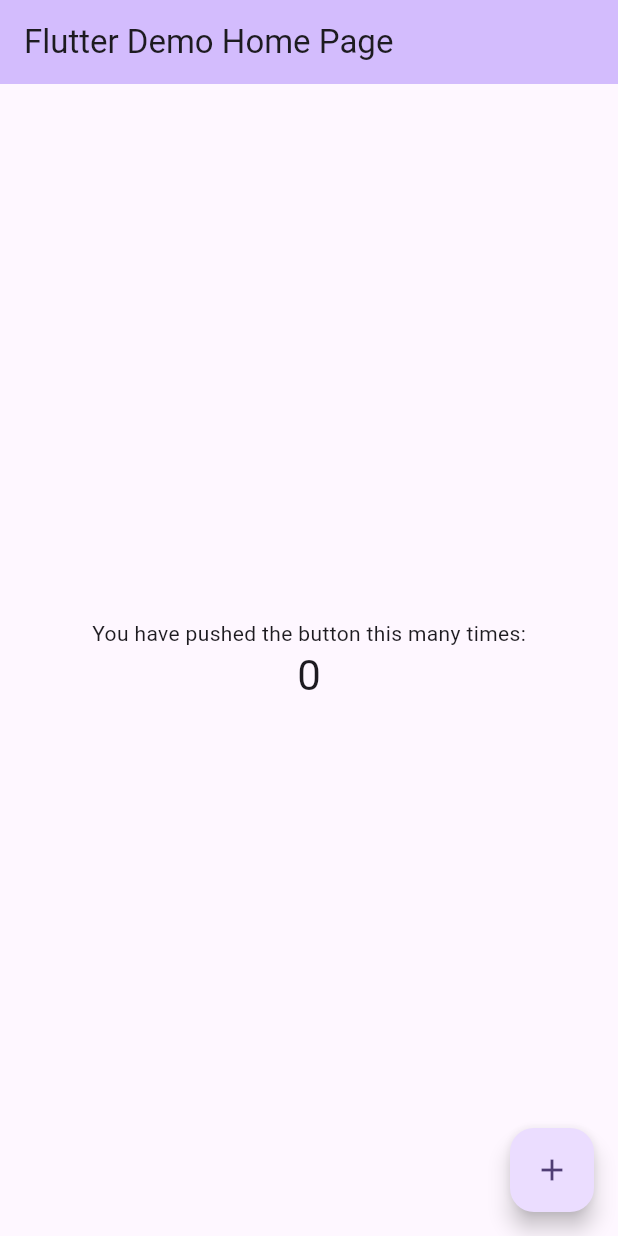
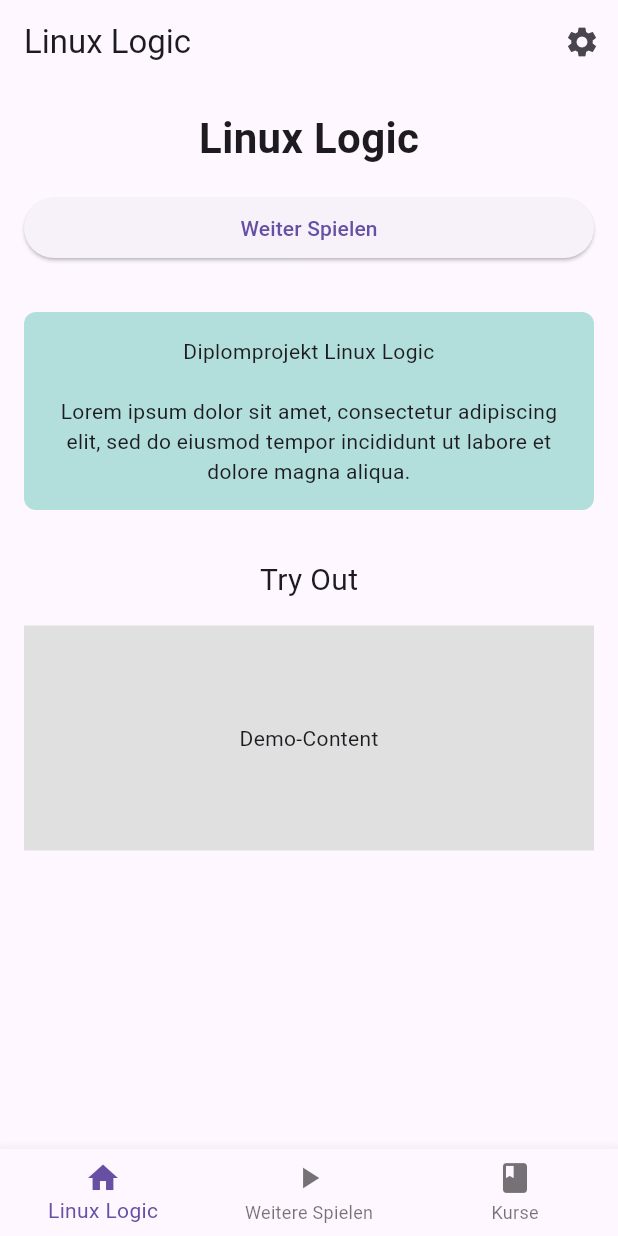
Before and after one commit to aaabdulkarim/linux-logic, a Flutter app: the screen it shows after launch, on a phone screen of 412 x 824 dp. Run offline on Flutter 3.47's test engine with Material 3 defaults, Android fonts, the phone set to English and light mode, and no system bars.

Commit message:
DA Linux-Logic Frontend App [Commit 5]: Bereits begonnen, die Main-Page von der mobilen Linux Logic Applikation zu entwickeln.

```diff
--- a/FrontendApp/linux_logic_app/lib/main.dart
+++ b/FrontendApp/linux_logic_app/lib/main.dart
@@ -1,125 +1,133 @@
 import 'package:flutter/material.dart';
 
 void main() {
-  runApp(const MyApp());
+  runApp(LinuxLogicApp());
 }
 
-class MyApp extends StatelessWidget {
-  const MyApp({super.key});
-
-  // This widget is the root of your application.
+class LinuxLogicApp extends StatelessWidget {
+  const LinuxLogicApp({super.key});
   @override
   Widget build(BuildContext context) {
     return MaterialApp(
-      title: 'Flutter Demo',
-      theme: ThemeData(
-        // This is the theme of your application.
-        //
-        // TRY THIS: Try running your application with "flutter run". You'll see
-        // the application has a purple toolbar. Then, without quitting the app,
-        // try changing the seedColor in the colorScheme below to Colors.green
-        // and then invoke "hot reload" (save your changes or press the "hot
-        // reload" button in a Flutter-supported IDE, or press "r" if you used
-        // the command line to start the app).
-        //
-        // Notice that the counter didn't reset back to zero; the application
-        // state is not lost during the reload. To reset the state, use hot
-        // restart instead.
-        //
-        // This works for code too, not just values: Most code changes can be
-        // tested with just a hot reload.
-        colorScheme: ColorScheme.fromSeed(seedColor: Colors.deepPurple),
-        useMaterial3: true,
-      ),
-      home: const MyHomePage(title: 'Flutter Demo Home Page'),
+      debugShowCheckedModeBanner: false,
+      home: MainPage(),
     );
   }
 }
 
-class MyHomePage extends StatefulWidget {
-  const MyHomePage({super.key, required this.title});
-
-  // This widget is the home page of your application. It is stateful, meaning
-  // that it has a State object (defined below) that contains fields that affect
-  // how it looks.
-
-  // This class is the configuration for the state. It holds the values (in this
-  // case the title) provided by the parent (in this case the App widget) and
-  // used by the build method of the State. Fields in a Widget subclass are
-  // always marked "final".
-
-  final String title;
-
-  @override
-  State<MyHomePage> createState() => _MyHomePageState();
-}
-
-class _MyHomePageState extends State<MyHomePage> {
-  int _counter = 0;
-
-  void _incrementCounter() {
-    setState(() {
-      // This call to setState tells the Flutter framework that something has
-      // changed in this State, which causes it to rerun the build method below
-      // so that the display can reflect the updated values. If we changed
-      // _counter without calling setState(), then the build method would not be
-      // called again, and so nothing would appear to happen.
-      _counter++;
-    });
-  }
-
+class MainPage extends StatelessWidget {
   @override
   Widget build(BuildContext context) {
-    // This method is rerun every time setState is called, for instance as done
-    // by the _incrementCounter method above.
-    //
-    // The Flutter framework has been optimized to make rerunning build methods
-    // fast, so that you can just rebuild anything that needs updating rather
-    // than having to individually change instances of widgets.
     return Scaffold(
       appBar: AppBar(
-        // TRY THIS: Try changing the color here to a specific color (to
-        // Colors.amber, perhaps?) and trigger a hot reload to see the AppBar
-        // change color while the other colors stay the same.
-        backgroundColor: Theme.of(context).colorScheme.inversePrimary,
-        // Here we take the value from the MyHomePage object that was created by
-        // the App.build method, and use it to set our appbar title.
-        title: Text(widget.title),
+        title: const Text('Linux Logic'),
+        actions: [
+          IconButton(
+            icon: const Icon(Icons.settings),
+            onPressed: () {
+              // Öffnet den Slider (Drawer als Beispiel)
+              Scaffold.of(context).openEndDrawer();
+            },
+          ),
+        ],
       ),
-      body: Center(
-        // Center is a layout widget. It takes a single child and positions it
-        // in the middle of the parent.
-        child: Column(
-          // Column is also a layout widget. It takes a list of children and
-          // arranges them vertically. By default, it sizes itself to fit its
-          // children horizontally, and tries to be as tall as its parent.
-          //
-          // Column has various properties to control how it sizes itself and
-          // how it positions its children. Here we use mainAxisAlignment to
-          // center the children vertically; the main axis here is the vertical
-          // axis because Columns are vertical (the cross axis would be
-          // horizontal).
-          //
-          // TRY THIS: Invoke "debug painting" (choose the "Toggle Debug Paint"
-          // action in the IDE, or press "p" in the console), to see the
-          // wireframe for each widget.
-          mainAxisAlignment: MainAxisAlignment.center,
-          children: <Widget>[
-            const Text(
-              'You have pushed the button this many times:',
+      endDrawer: Drawer(
+        child: ListView(
+          padding: EdgeInsets.zero,
+          children: [
+            const DrawerHeader(
+              decoration: BoxDecoration(color: Colors.teal),
+              child: Text('Einstellungen', style: TextStyle(color: Colors.white)),
             ),
-            Text(
-              '$_counter',
-              style: Theme.of(context).textTheme.headlineMedium,
+            ListTile(
+              title: const Text('Allgemein'),
+              onTap: () {
+                // Aktionen bei Auswahl
+              },
             ),
+            ListTile(
+              title: const Text('Sprache'),
+              onTap: () {},
+            ),
+            ListTile(
+              title: const Text('Konto'),
+              onTap: () {},
+            ),
+            // Weitere Menüpunkte ...
           ],
         ),
       ),
-      floatingActionButton: FloatingActionButton(
-        onPressed: _incrementCounter,
-        tooltip: 'Increment',
-        child: const Icon(Icons.add),
-      ), // This trailing comma makes auto-formatting nicer for build methods.
+      body: SingleChildScrollView(
+        child: Padding(
+          padding: const EdgeInsets.all(16.0),
+          child: Column(
+            crossAxisAlignment: CrossAxisAlignment.stretch,
+            children: [
+              const Center(
+                child: Text(
+                  'Linux Logic',
+                  style: TextStyle(fontSize: 28, fontWeight: FontWeight.bold),
+                ),
+              ),
+              const SizedBox(height: 16),
+              ElevatedButton(
+                onPressed: () {
+                  // Weiter Spielen Aktion
+                },
+                child: const Text('Weiter Spielen'),
+              ),
+              const SizedBox(height: 32),
+              Container(
+                padding: const EdgeInsets.all(16),
+                decoration: BoxDecoration(
+                  color: Colors.teal.shade100,
+                  borderRadius: BorderRadius.circular(8),
+                ),
+                child: const Text(
+                  'Diplomprojekt Linux Logic\n\nLorem ipsum dolor sit amet, consectetur adipiscing elit, sed do eiusmod tempor incididunt ut labore et dolore magna aliqua.',
+                  textAlign: TextAlign.center,
+                ),
+              ),
+              const SizedBox(height: 32),
+              Center(
+                child: Column(
+                  children: [
+                    const Text('Try Out', style: TextStyle(fontSize: 20)),
+                    const SizedBox(height: 16),
+                    Container(
+                      height: 150,
+                      width: double.infinity,
+                      color: Colors.grey.shade300,
+                      child: const Center(
+                        child: Text('Demo-Content'),
+                      ),
+                    ),
+                  ],
+                ),
+              ),
+            ],
+          ),
+        ),
+      ),
+      bottomNavigationBar: BottomNavigationBar(
+        items: const [
+          BottomNavigationBarItem(
+            icon: Icon(Icons.home),
+            label: 'Linux Logic',
+          ),
+          BottomNavigationBarItem(
+            icon: Icon(Icons.play_arrow),
+            label: 'Weitere Spielen',
+          ),
+          BottomNavigationBarItem(
+            icon: Icon(Icons.book),
+            label: 'Kurse',
+          ),
+        ],
+        onTap: (index) {
+          // Navigation je nach Tab
+        },
+      ),
     );
   }
 }
```
Also changed, not shown: FrontendApp/linux_logic_app/pubspec.lock.
